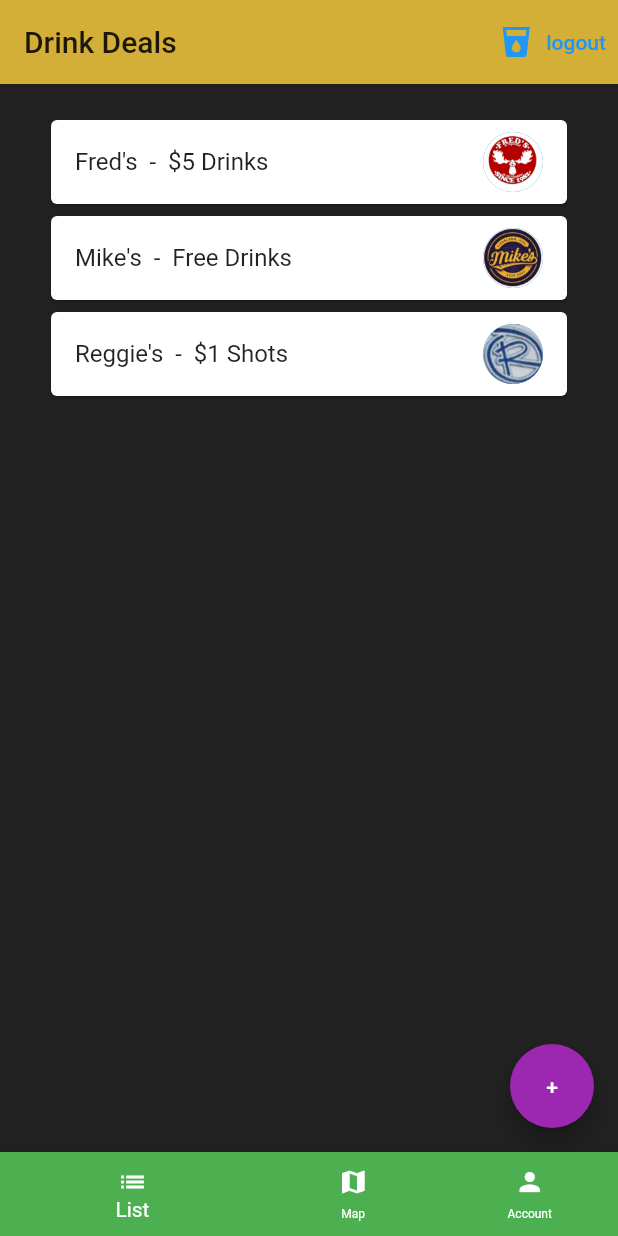
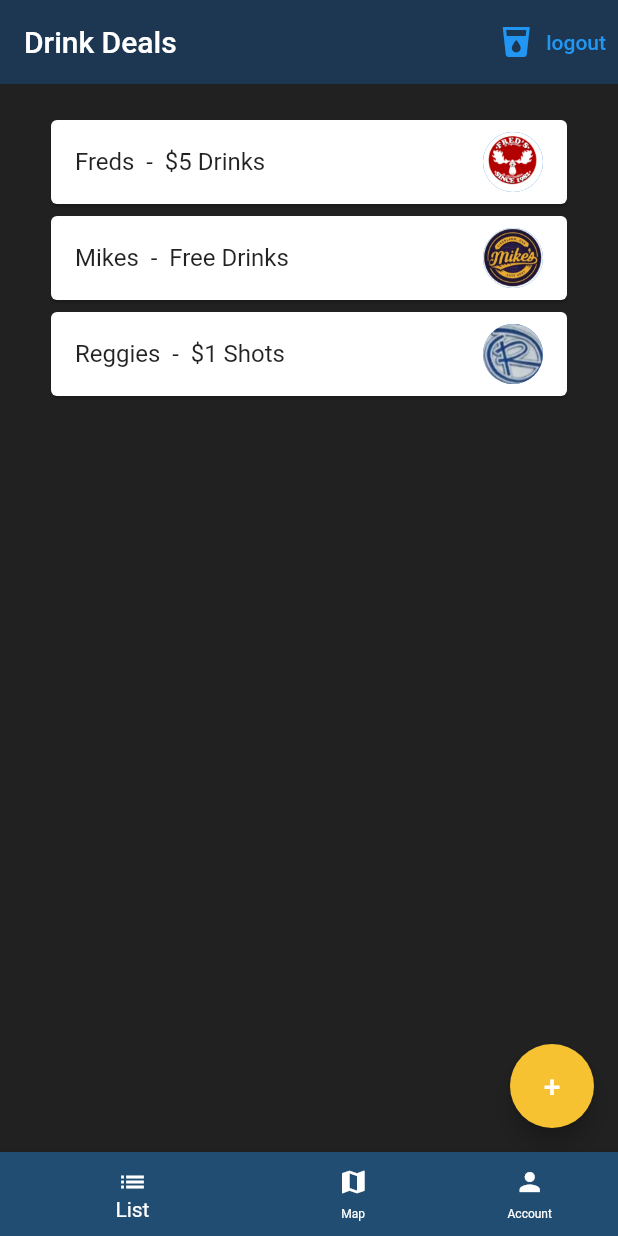
Before and after one commit to sunnyssarai98/drinkdeals, a Flutter app: the screen it shows once a user with an empty profile is signed in, on a phone screen of 412 x 824 dp. Run offline on Flutter 3.47's test engine with Material 2 defaults, Android fonts, the phone set to English and light mode, and no system bars; our stand-ins replace cloud_firestore, dio, firebase_auth, firebase_core, google_maps_flutter; missing offline and left inert: flutter_polyline_points; accounts and stored records are empty.

Commit message:
UI Update on Body Pages
Color change for Layout of three screens of body

```diff
--- a/lib/screens/home/bar.dart
+++ b/lib/screens/home/bar.dart
@@ -9,7 +9,16 @@ class Bar {
 }
 
 List<Bar> bars = [
-    Bar(barName: "Fred's", picURL: 'assets/freds.png', location: LatLng(30.373199749985734, -91.17156490476393)),
-    Bar(barName: "Mike's", picURL: 'assets/mikes.png', location: LatLng(30.39585597757133, -91.17943170225242)),
-    Bar(barName: "Reggie's", picURL: 'assets/reggies.png', location: LatLng(30.39649169335429, -91.18000358876223))
-  ];
+  Bar(
+      barName: "Freds",
+      picURL: 'assets/freds.png',
+      location: LatLng(30.373199749985734, -91.17156490476393)),
+  Bar(
+      barName: "Mikes",
+      picURL: 'assets/mikes.png',
+      location: LatLng(30.39585597757133, -91.17943170225242)),
+  Bar(
+      barName: "Reggies",
+      picURL: 'assets/reggies.png',
+      location: LatLng(30.39649169335429, -91.18000358876223))
+];
--- a/lib/screens/home/home.dart
+++ b/lib/screens/home/home.dart
@@ -37,11 +37,11 @@ class _HomeState extends State<Home> {
   @override
   Widget build(BuildContext context) {
     return Scaffold(
-      backgroundColor: Colors.yellow[50],
+      backgroundColor: Color(0xff1d3752),
       appBar: AppBar(
         title: Text('Drink Deals'),
-        backgroundColor: Color(0xffd4af37),
-        foregroundColor: Colors.black87,
+        backgroundColor: Color(0xff1d3752),
+        foregroundColor: Colors.white,
         elevation: 0.0,
         actions: <Widget>[
           TextButton.icon(
@@ -64,17 +64,17 @@ class _HomeState extends State<Home> {
             BottomNavigationBarItem(
               icon: Icon(Icons.list),
               label: "List",
-              backgroundColor: Colors.green,
+              backgroundColor: Color(0xff214d72),
             ),
             BottomNavigationBarItem(
               icon: Icon(Icons.map),
               label: "Map",
-              backgroundColor: Colors.red,
+              backgroundColor: Color(0xff2c7695),
             ),
             BottomNavigationBarItem(
               icon: Icon(Icons.person),
               label: "Account",
-              backgroundColor: Color(0xff355c7d),
+              backgroundColor: Color(0xff50bfc3),
             ),
           ],
           onTap: (index) {
@@ -305,8 +305,11 @@ class _DealsScreenState extends State<DealsScreen> {
       floatingActionButton: FloatingActionButton(
         onPressed: () => Navigator.push(context,
             MaterialPageRoute(builder: (context) => const AddScreen())),
-        child: Text("+"),
-        backgroundColor: Colors.purple,
+        child: Text(
+          "+",
+          style: TextStyle(fontSize: 20),
+        ),
+        backgroundColor: Color(0xfff7c232),
       ),
     );
   }
@@ -377,7 +380,7 @@ class _AddScreenState extends State<AddScreen> {
       floatingActionButton: FloatingActionButton(
         onPressed: () => Navigator.pop(context),
         child: Text("Return"),
-        backgroundColor: Colors.purple,
+        backgroundColor: Color(0xfff7c232),
       ),
     );
   }
```
